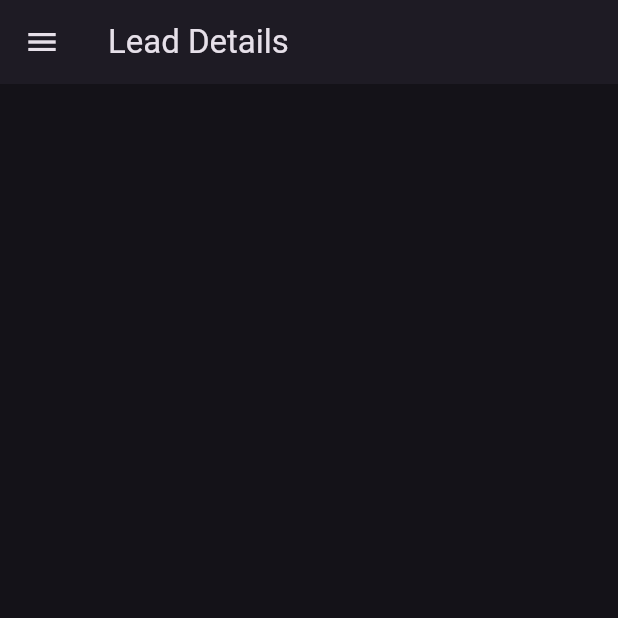
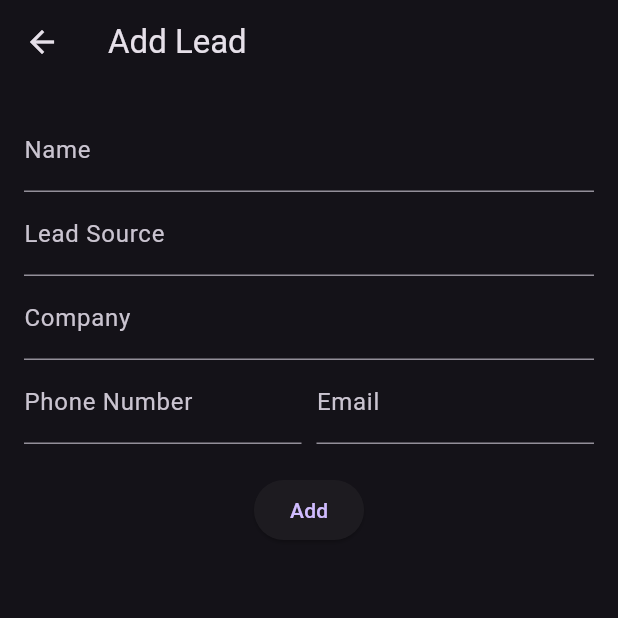
Before and after one commit to zekDRACULA/random, a Flutter app: the screen it shows after launch, after a tap on "Leads", on a phone screen of 412 x 824 dp, the top half of it. Run offline on Flutter 3.47's test engine with Material 3 defaults, Android fonts, the phone set to English and light mode, and no system bars; our stand-ins replace fl_chart.

Commit message:
Lead DetailsWorking

```diff
--- a/lib/screens/Dashboard.dart
+++ b/lib/screens/Dashboard.dart
@@ -3,7 +3,6 @@ import 'package:random/screens/Analytics.dart';
 import 'package:random/screens/Appointments.dart';
 import 'package:random/screens/Constants.dart';
 import 'package:random/screens/DrawerOptionView.dart';
-import 'package:random/screens/LeadDetails.dart';
 import 'package:random/screens/ShowCard.dart'; // Import the ShowCard widget
 
 class Dashboard extends StatelessWidget {
--- a/lib/screens/DrawerOptionView.dart
+++ b/lib/screens/DrawerOptionView.dart
@@ -1,8 +1,8 @@
 import 'package:flutter/material.dart';
 import 'package:random/screens/Analytics.dart';
 import 'package:random/screens/Appointments.dart';
-import 'package:random/screens/LeadDetails.dart';
 import 'package:random/screens/Dashboard.dart';
+import 'package:random/screens/LeadFormView.dart';
 
 class DrawerOptionView extends StatelessWidget {
   final String optionName;
@@ -39,7 +39,7 @@ class DrawerOptionView extends StatelessWidget {
             case "Lead Details":
               Navigator.push(
                 context,
-                MaterialPageRoute(builder: (context) => LeadDetails()),
+                MaterialPageRoute(builder: (context) => LeadDetailView()),
               );
               break;
             default:
--- a/lib/screens/LeadDetails.dart
+++ /dev/null
@@ -1,27 +0,0 @@
-import 'package:flutter/material.dart';
-import 'package:random/screens/Constants.dart';
-
-import 'Dashboard.dart';
-import 'DrawerOptionView.dart';
-
-
-class LeadDetails extends StatelessWidget {
-  const LeadDetails({super.key});
-
-  @override
-  Widget build(BuildContext context) {
-    return Scaffold(
-      appBar: AppBar(
-        title: Text("Lead Details"),
-        elevation: 1,
-      ),
-      drawer: Drawer(
-        child: ListView.builder(
-            itemCount: drawerOptions.length,
-            itemBuilder: (context, index){
-              return DrawerOptionView(optionName: drawerOptions[index],);
-            }),
-      ),
-    );
-  }
-}
--- /dev/null
+++ b/lib/screens/LeadFormView.dart
@@ -0,0 +1,183 @@
+import 'package:flutter/material.dart';
+
+class Lead {
+  final String name;
+  final String leadSource;
+  final String company;
+  final String phoneNumber;
+  final String email;
+
+  Lead({
+    required this.name,
+    required this.leadSource,
+    required this.company,
+    required this.phoneNumber,
+    required this.email,
+  });
+}
+
+class LeadView extends ChangeNotifier {
+  static final LeadView _instance = LeadView._internal();
+
+  factory LeadView() {
+    return _instance;
+  }
+
+  LeadView._internal();
+
+  String name = '';
+  String leadSource = '';
+  String company = '';
+  String phoneNumber = '';
+  String email = '';
+
+  List<Lead> leadsList = [];
+
+  void addLead() {
+    final newLead = Lead(
+      name: name,
+      leadSource: leadSource,
+      company: company,
+      phoneNumber: phoneNumber,
+      email: email,
+    );
+    leadsList.add(newLead);
+    name = '';
+    leadSource = '';
+    company = '';
+    phoneNumber = '';
+    email = '';
+    notifyListeners();
+  }
+}
+
+class LeadDetailView extends StatelessWidget {
+  final LeadView view = LeadView();
+
+  @override
+  Widget build(BuildContext context) {
+    return Scaffold(
+      body: view.leadsList.isEmpty
+          ? Center(child: Text('No Leads'))
+          : ListView.builder(
+        itemCount: view.leadsList.length,
+        itemBuilder: (context, index) {
+          final lead = view.leadsList[index];
+          return Padding(
+            padding: const EdgeInsets.all(8.0),
+            child: Container(
+              padding: const EdgeInsets.all(16.0),
+              decoration: BoxDecoration(
+                color: Colors.white.withOpacity(0.1),
+                borderRadius: BorderRadius.circular(10),
+                boxShadow: [
+                  BoxShadow(
+                    color: Colors.black26,
+                    blurRadius: 5,
+                  ),
+                ],
+              ),
+              child: Column(
+                crossAxisAlignment: CrossAxisAlignment.start,
+                children: [
+                  _buildDetailRow('Name:', lead.name),
+                  _buildDetailRow('Company:', lead.company),
+                  _buildDetailRow('Lead Source:', lead.leadSource),
+                  _buildDetailRow('Email:', lead.email),
+                  _buildDetailRow('Phone Number:', lead.phoneNumber),
+                ],
+              ),
+            ),
+          );
+        },
+      ),
+    );
+  }
+
+  Widget _buildDetailRow(String title, String value) {
+    return Row(
+      children: [
+        Text(
+          title,
+          style: TextStyle(
+            fontWeight: FontWeight.bold,
+            color: Colors.white,
+          ),
+        ),
+        SizedBox(width: 10),
+        Text(
+          value,
+          style: TextStyle(
+            color: Colors.white,
+          ),
+        ),
+      ],
+    );
+  }
+}
+
+class LeadFormView extends StatelessWidget {
+  final LeadView view = LeadView();
+
+  @override
+  Widget build(BuildContext context) {
+    return Scaffold(
+      appBar: AppBar(
+        title: Text('Add Lead'),
+      ),
+      body: Padding(
+        padding: const EdgeInsets.all(16.0),
+        child: Column(
+          children: [
+            TextField(
+              decoration: InputDecoration(labelText: 'Name'),
+              onChanged: (value) {
+                view.name = value;
+              },
+            ),
+            TextField(
+              decoration: InputDecoration(labelText: 'Lead Source'),
+              onChanged: (value) {
+                view.leadSource = value;
+              },
+            ),
+            TextField(
+              decoration: InputDecoration(labelText: 'Company'),
+              onChanged: (value) {
+                view.company = value;
+              },
+            ),
+            Row(
+              children: [
+                Expanded(
+                  child: TextField(
+                    decoration: InputDecoration(labelText: 'Phone Number'),
+                    onChanged: (value) {
+                      view.phoneNumber = value;
+                    },
+                  ),
+                ),
+                SizedBox(width: 10),
+                Expanded(
+                  child: TextField(
+                    decoration: InputDecoration(labelText: 'Email'),
+                    onChanged: (value) {
+                      view.email = value;
+                    },
+                  ),
+                ),
+              ],
+            ),
+            SizedBox(height: 20),
+            ElevatedButton(
+              onPressed: () {
+                view.addLead();
+              },
+              child: Text('Add'),
+            ),
+          ],
+        ),
+      ),
+    );
+  }
+}
--- a/lib/screens/ShowCard.dart
+++ b/lib/screens/ShowCard.dart
@@ -1,7 +1,7 @@
 import 'package:flutter/material.dart';
 import 'package:random/screens/Appointments.dart';
+import 'package:random/screens/LeadFormView.dart';
 
-import 'LeadDetails.dart';
 
 class ShowCard extends StatefulWidget {
   @override
@@ -79,7 +79,7 @@ class _ShowCardState extends State<ShowCard> {
       case 'Leads':
         Navigator.push(
           context,
-          MaterialPageRoute(builder: (context) => LeadDetails()), // Example navigation
+          MaterialPageRoute(builder: (context) => LeadFormView()), // Example navigation
         );
         break;
       case 'Appointments':
--- a/pubspec.yaml
+++ b/pubspec.yaml
@@ -37,6 +37,7 @@ dependencies:
   cupertino_icons: ^1.0.8
   flutter_svg: ^2.0.10+1
   fl_chart: ^0.68.0
+  provider: ^6.0.0
 dev_dependencies:
   flutter_test:
     sdk: flutter
```
Also changed, not shown: lib/screens/AppointmentFormView.dart (added), pubspec.lock.
